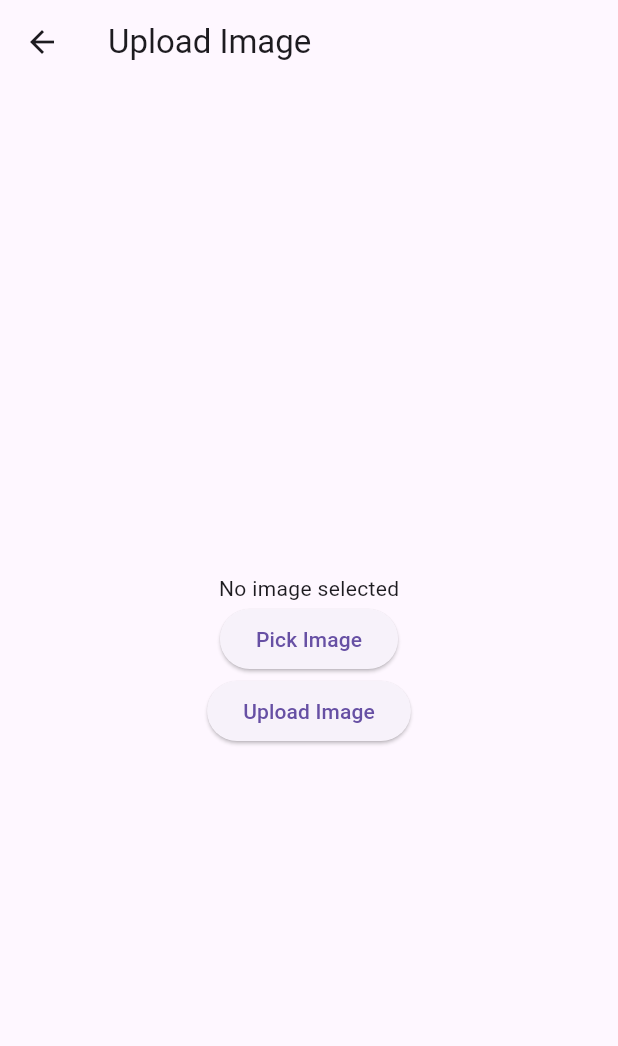
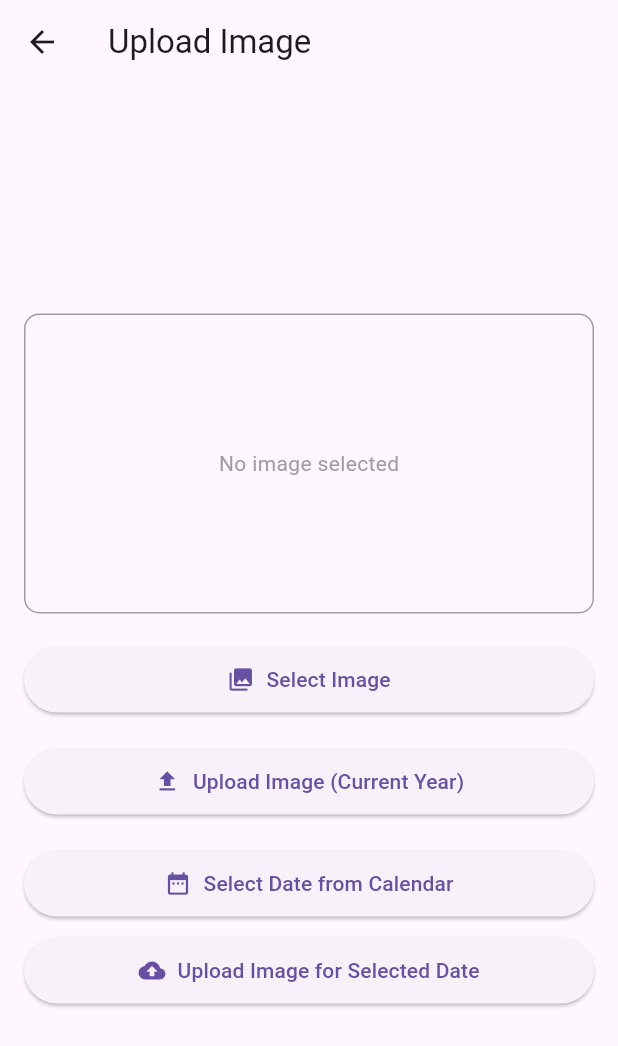
Before and after one commit to TaherML1/galleryApp, a Flutter app: the UploadImageScreen screen opened by its route, on a phone screen of 412 x 824 dp. Shown: the top 1046 px of the screen. Run offline on Flutter 3.47's test engine with Material 3 defaults, Android fonts, the phone set to English and light mode, and no system bars; our stand-ins replace cached_network_image, cloud_firestore, dio, firebase_core, firebase_storage, flutter_image_compress and 4 more; accounts and stored records are empty; network calls fail.

Commit message:
upload photos page screen updated

```diff
--- a/lib/main.dart
+++ b/lib/main.dart
@@ -19,7 +19,7 @@ class MyApp extends StatelessWidget {
   Widget build(BuildContext context) {
     return MaterialApp(
       debugShowCheckedModeBanner: false,
-      title: 'Photo Timeline App',
+      title: 'Photo Gallery App',
       theme: ThemeData(
         primarySwatch: Colors.purple,
       ),
--- a/lib/upload_image_screen.dart
+++ b/lib/upload_image_screen.dart
@@ -14,6 +14,8 @@ class _UploadImageScreenState extends State<UploadImageScreen> {
   final StorageService _storageService = StorageService();
   final FirestoreService _firestoreService = FirestoreService();
   final ImagePickerService _imagePickerService = ImagePickerService(); // Instantiate the image picker service
+  DateTime? _selectedDate;
+   bool _isUploading = false;
 
   // Method to pick image from gallery
   Future<void> _pickImage() async {
@@ -26,28 +28,33 @@ class _UploadImageScreenState extends State<UploadImageScreen> {
     }
   }
 
-  // Method to upload image and save its URL to Firestore
+
+  // Method to upload image and save its URL to Firestore dynamically based on the current year
   Future<void> _uploadImage() async {
     if (_image == null) {
       ScaffoldMessenger.of(context).showSnackBar(
         SnackBar(
-      content: Text("You should choose a picture first  "),
+          content: Text("You should choose a picture first"),
           backgroundColor: Colors.red,
-    )
+        ),
       );
       return;
     }
-
+    setState(() {
+      _isUploading = true;
+    });
 
     try {
       // Upload the image to Firebase Storage and get the URL
       String imageUrl = await _storageService.uploadImage(_image!);
 
-    // Now save the photo data to Firestore under a specific year
-    String year = '2024'; // Example year, you can change this or make it dynamic
-    await _firestoreService.addPhoto(year, {
+      // Use the current year dynamically
+      String currentYear = DateTime.now().year.toString();
+
+      // Save the photo data to Firestore under the current year
+      await _firestoreService.addPhoto(currentYear, {
         'url': imageUrl,
-      'description': 'A sample photo uploaded via app',
+        'description': 'A photo uploaded automatically via app',
         'timestamp': DateTime.now().toIso8601String(),
       });
 
@@ -55,41 +62,178 @@ class _UploadImageScreenState extends State<UploadImageScreen> {
         SnackBar(
           content: Text("Image uploaded successfully"),
           backgroundColor: Colors.green,
-      )
+        ),
       );
 
-    print('Image uploaded and Firestore data saved successfully');
+      // Clear the selected image after upload
+      setState(() {
+        _image = null;
+      });
+
     } catch (e) {
       print('Error uploading image: $e');
       ScaffoldMessenger.of(context).showSnackBar(
         SnackBar(
-        content: Text("Error uploading images : $e"),
+          content: Text("Error uploading image: $e"),
           backgroundColor: Colors.red,
-      )
+        ),
       );
     }
   }
 
+  // Method to upload image to a specific year selected by the user
+  Future<void> _uploadImageForSelectedDate() async {
+    if (_image == null || _selectedDate == null) {
+      ScaffoldMessenger.of(context).showSnackBar(
+        SnackBar(
+          content: Text("You should choose a picture and a date"),
+          backgroundColor: Colors.red,
+        ),
+      );
+      return;
+    }
+
+    try {
+      // Upload the image to Firebase Storage and get the URL
+      String imageUrl = await _storageService.uploadImage(_image!);
+
+      // Get the year from the selected date
+      String selectedYear = _selectedDate!.year.toString();
+
+      // Use the selected date for the timestamp
+      String timestamp = _selectedDate!.toIso8601String();
+
+      // Save the photo data to Firestore under the selected year
+      await _firestoreService.addPhoto(selectedYear, {
+        'url': imageUrl,
+        'description': 'A photo uploaded for a specific year',
+        'timestamp': timestamp,
+      });
+
+      ScaffoldMessenger.of(context).showSnackBar(
+        SnackBar(
+          content: Text("Image uploaded successfully for the selected date"),
+          backgroundColor: Colors.green,
+        ),
+      );
+
+      // Clear the selected image and date after upload
+      setState(() {
+        _image = null;
+        _selectedDate = null;
+      });
+
+    } catch (e) {
+      print('Error uploading image: $e');
+      ScaffoldMessenger.of(context).showSnackBar(
+        SnackBar(
+          content: Text("Error uploading image: $e"),
+          backgroundColor: Colors.red,
+        ),
+      );
+    }
+  }
+
+  // Method to pick a date from a calendar
+  Future<void> _selectDate(BuildContext context) async {
+    final DateTime? pickedDate = await showDatePicker(
+      context: context,
+      initialDate: DateTime.now(),
+      firstDate: DateTime(2000),
+      lastDate: DateTime.now(),
+    );
+
+    if (pickedDate != null && pickedDate != _selectedDate) {
+      setState(() {
+        _selectedDate = pickedDate;
+      });
+    }
+  }
 
   @override
   Widget build(BuildContext context) {
     return Scaffold(
       appBar: AppBar(title: Text('Upload Image')),
-      body: Center(
+      body: Padding(
+        padding: const EdgeInsets.all(16.0),
         child: Column(
           mainAxisAlignment: MainAxisAlignment.center,
+          crossAxisAlignment: CrossAxisAlignment.stretch,
           children: [
+            // Display image or placeholder
             if (_image != null)
-              Image.file(_image!, height: 150)
+              Container(
+                height: 200,
+                decoration: BoxDecoration(
+                  border: Border.all(color: Colors.grey),
+                  borderRadius: BorderRadius.circular(10),
+                ),
+                child: ClipRRect(
+                  borderRadius: BorderRadius.circular(10),
+                  child: Image.file(_image!, fit: BoxFit.cover),
+                ),
+              )
             else
-              Text('No image selected'),
-            ElevatedButton(
+              Container(
+                height: 200,
+                decoration: BoxDecoration(
+                  border: Border.all(color: Colors.grey),
+                  borderRadius: BorderRadius.circular(10),
+                ),
+                child: Center(
+                  child: Text(
+                    'No image selected',
+                    style: TextStyle(color: Colors.grey),
+                  ),
+                ),
+              ),
+            SizedBox(height: 20),
+            ElevatedButton.icon(
               onPressed: _pickImage,
-              child: Text('Pick Image'),
+              icon: Icon(Icons.photo_library),
+              label: Text('Select Image'),
+              style: ElevatedButton.styleFrom(
+                padding: EdgeInsets.symmetric(vertical: 12),
               ),
-            ElevatedButton(
+            ),
+            SizedBox(height: 20),
+            ElevatedButton.icon(
               onPressed: _uploadImage,
-              child: Text('Upload Image'),
+              icon: Icon(Icons.upload),
+              label: Text('Upload Image (Current Year)'),
+              style: ElevatedButton.styleFrom(
+                padding: EdgeInsets.symmetric(vertical: 12),
+              ),
+            ),
+            SizedBox(height: 20),
+            ElevatedButton.icon(
+              onPressed: () => _selectDate(context),
+              icon: Icon(Icons.date_range),
+              label: Text('Select Date from Calendar'),
+              style: ElevatedButton.styleFrom(
+                padding: EdgeInsets.symmetric(vertical: 12),
+              ),
+            ),
+            if (_selectedDate != null)
+              Padding(
+                padding: const EdgeInsets.symmetric(vertical: 10),
+                child: Text(
+                  "Selected Date: ${_selectedDate!.toLocal()}".split(' ')[0],
+                  textAlign: TextAlign.center,
+                  style: TextStyle(fontSize: 16),
+                ),
+              ),
+              SizedBox(
+                height: 10,
+              ),
+            ElevatedButton.icon(
+              onPressed: _uploadImageForSelectedDate,
+              icon: Icon(Icons.cloud_upload),
+              label: Text('Upload Image for Selected Date'),
+              style: ElevatedButton.styleFrom(
+                padding: EdgeInsets.symmetric(vertical: 12),
+
+              ),
             ),
           ],
         ),
```
Also changed, not shown: lib/views/timeline_view.dart (+13 -3 lines). Lines whose indentation alone changed are shown as unchanged.
